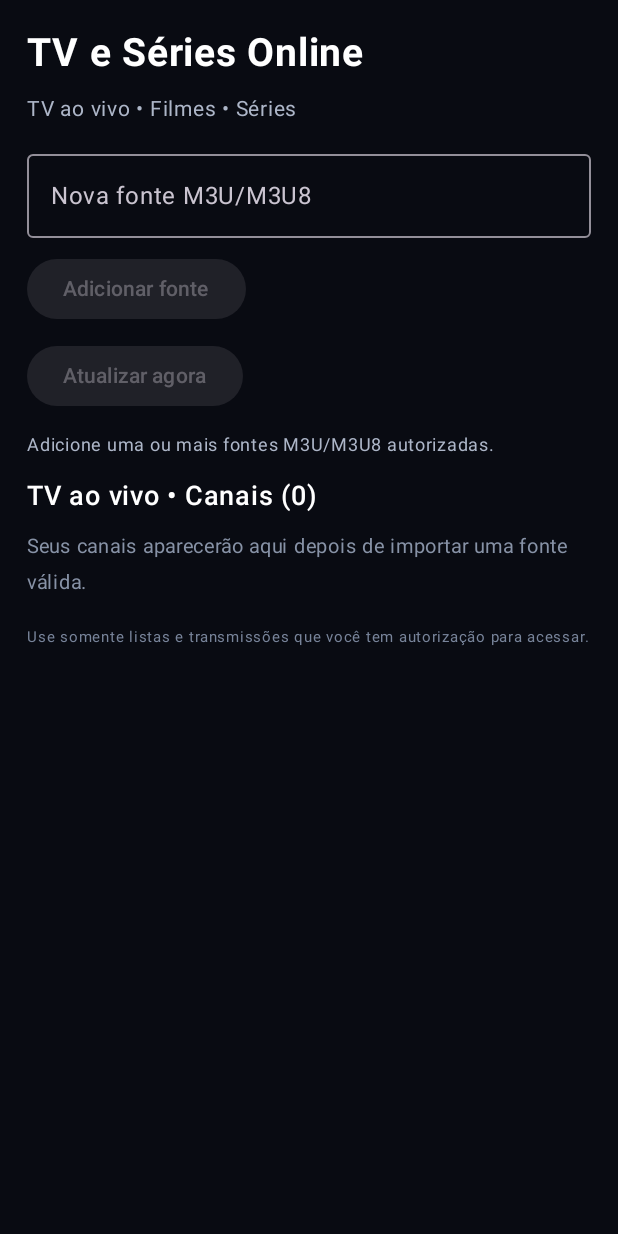
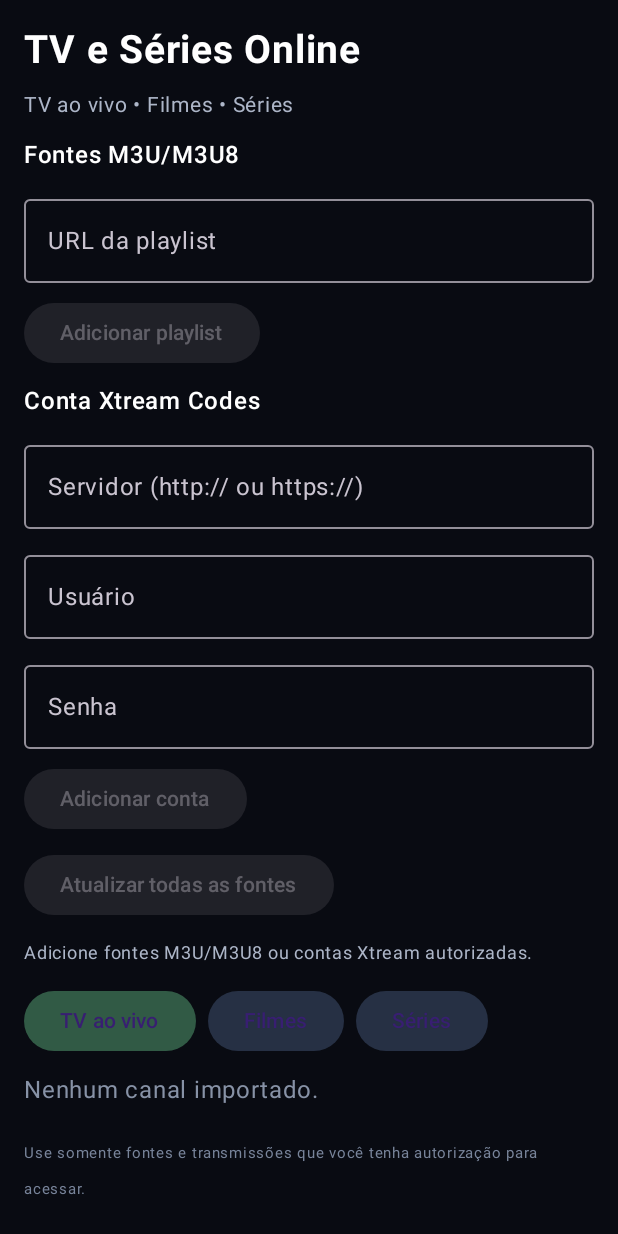
Before and after one commit to misterafael/TV-e-Series-Online, an Android app built with Jetpack Compose: the screen it shows after launch (MainActivity), on a phone screen of 412 x 824 dp. Run offline under Robolectric (Android 15) with nearby library versions, the phone set to English and light mode, and no system bars; 1 statement that could not run was skipped.

Commit message:
Build full live TV, movies and series catalog screens

```diff
--- a/app/src/main/java/br/com/tveseriesonline/MainActivity.kt
+++ b/app/src/main/java/br/com/tveseriesonline/MainActivity.kt
@@ -47,24 +47,46 @@ class MainActivity : ComponentActivity() {
         RefreshScheduler.scheduleAutomatic(applicationContext)
         setContent {
             MaterialTheme(colorScheme = darkColorScheme(
-                background = Color(0xFF090B12),
-                surface = Color(0xFF171B27),
+                background = Color(0xFF090B12), surface = Color(0xFF171B27),
                 primary = Color(0xFF5B8CFF)
             )) { HomeScreen() }
         }
     }
 }
 
+private enum class CatalogTab { LIVE, MOVIES, SERIES }
+
 @Composable
 private fun HomeScreen() {
     val context = LocalContext.current.applicationContext
     val scope = rememberCoroutineScope()
     var sourceUrl by rememberSaveable { mutableStateOf("") }
+    var server by rememberSaveable { mutableStateOf("") }
+    var username by rememberSaveable { mutableStateOf("") }
+    var password by rememberSaveable { mutableStateOf("") }
     var sources by remember { mutableStateOf(emptyList<String>()) }
+    var accounts by remember { mutableStateOf(emptyList<XtreamAccount>()) }
     var channels by remember { mutableStateOf(emptyList<Channel>()) }
-    var selectedChannel by remember { mutableStateOf<Channel?>(null) }
-    var status by remember { mutableStateOf("Adicione uma ou mais fontes M3U/M3U8 autorizadas.") }
+    var movies by remember { mutableStateOf(emptyList<VodMovie>()) }
+    var series by remember { mutableStateOf(emptyList<VodSeries>()) }
+    var episodes by remember { mutableStateOf(emptyList<VodEpisode>()) }
+    var selectedSeries by remember { mutableStateOf<VodSeries?>(null) }
+    var selectedUrl by remember { mutableStateOf<Pair<String,String>?>(null) }
+    var tab by rememberSaveable { mutableStateOf(CatalogTab.LIVE.name) }
+    var status by remember { mutableStateOf("Adicione fontes M3U/M3U8 ou contas Xtream autorizadas.") }
     var busy by remember { mutableStateOf(false) }
+
+    fun reloadCatalog() {
+        scope.launch {
+            withContext(Dispatchers.IO) {
+                sources = MultiSourceRepository.getSources(context)
+                accounts = VodRepository.accounts(context)
+                channels = PlaylistRepository.loadChannels(context) + VodRepository.liveChannels(context)
+                movies = VodRepository.movies(context)
+                series = VodRepository.series(context)
+            }
+        }
+    }
 
     LaunchedEffect(Unit) {
         withContext(Dispatchers.IO) {
@@ -72,165 +94,192 @@ private fun HomeScreen() {
             if (MultiSourceRepository.getSources(context).isEmpty() && oldSource.isNotBlank()) {
                 MultiSourceRepository.addSource(context, oldSource)
             }
-            sources = MultiSourceRepository.getSources(context)
-            channels = PlaylistRepository.loadChannels(context)
         }
+        reloadCatalog()
     }
 
-    fun reloadCatalog() {
+    fun refresh() {
         scope.launch {
-            channels = withContext(Dispatchers.IO) { PlaylistRepository.loadChannels(context) }
-            sources = withContext(Dispatchers.IO) { MultiSourceRepository.getSources(context) }
-            selectedChannel = selectedChannel?.let { selected ->
-                channels.firstOrNull { it.streamUrl == selected.streamUrl }
-            }
+            busy = true
+            status = "Atualizando fontes M3U/M3U8 e Xtream..."
+            val result = runCatching { withContext(Dispatchers.IO) { ContentRefreshRepository.refreshAll(context) } }
+            result.onSuccess { summary ->
+                reloadCatalog()
+                status = "Atualização concluída: ${summary.m3uChannels + summary.xtreamChannels} canais, ${summary.vodMovies} filmes e ${summary.vodSeries} séries."
+                if (summary.errors.isNotEmpty()) status += " Fontes com erro foram excluídas desta atualização."
+            }.onFailure { status = it.message ?: "Falha na atualização. O catálogo anterior foi preservado quando nenhuma fonte respondeu." }
+            busy = false
         }
     }
 
     Surface(modifier = Modifier.fillMaxSize(), color = MaterialTheme.colorScheme.background) {
         LazyColumn(
-            modifier = Modifier.fillMaxSize().padding(horizontal = 18.dp, vertical = 20.dp),
+            modifier = Modifier.fillMaxSize().padding(horizontal = 16.dp, vertical = 18.dp),
             verticalArrangement = Arrangement.spacedBy(10.dp)
         ) {
             item {
-                Column(verticalArrangement = Arrangement.spacedBy(10.dp)) {
+                Column(verticalArrangement = Arrangement.spacedBy(9.dp)) {
                     Text("TV e Séries Online", color = Color.White, fontSize = 26.sp, fontWeight = FontWeight.Bold)
                     Text("TV ao vivo • Filmes • Séries", color = Color(0xFFADB6C8), fontSize = 14.sp)
-                    OutlinedTextField(
-                        value = sourceUrl,
-                        onValueChange = { sourceUrl = it },
-                        modifier = Modifier.fillMaxWidth(),
-                        label = { Text("Nova fonte M3U/M3U8") },
-                        placeholder = { Text("https://servidor autorizado/lista.m3u") },
-                        singleLine = true
-                    )
-                    Button(
-                        enabled = sourceUrl.isNotBlank(),
-                        onClick = {
-                            runCatching { MultiSourceRepository.addSource(context, sourceUrl) }
-                                .onSuccess {
-                                    sourceUrl = ""
-                                    reloadCatalog()
-                                    status = "Fonte adicionada. Atualize para importar o conteúdo."
-                                }
-                                .onFailure { status = it.message ?: "Não foi possível adicionar a fonte." }
-                        },
-                        colors = ButtonDefaults.buttonColors(containerColor = Color(0xFF263B68))
-                    ) { Text("Adicionar fonte") }
 
-                    if (sources.isNotEmpty()) {
-                        Text("Fontes cadastradas (${sources.size})", color = Color.White, fontWeight = FontWeight.SemiBold)
-                        sources.forEachIndexed { index, source ->
+                    Text("Fontes M3U/M3U8", color = Color.White, fontWeight = FontWeight.SemiBold)
+                    OutlinedTextField(value = sourceUrl, onValueChange = { sourceUrl = it },
+                        modifier = Modifier.fillMaxWidth(), label = { Text("URL da playlist") },
+                        placeholder = { Text("https://servidor/autorizado/lista.m3u") }, singleLine = true)
+                    Button(enabled = sourceUrl.isNotBlank(), onClick = {
+                        runCatching { MultiSourceRepository.addSource(context, sourceUrl) }
+                            .onSuccess { sourceUrl = ""; reloadCatalog(); status = "Playlist cadastrada. Toque em Atualizar agora." }
+                            .onFailure { status = it.message ?: "Não foi possível cadastrar a playlist." }
+                    }) { Text("Adicionar playlist") }
+
+                    Text("Conta Xtream Codes", color = Color.White, fontWeight = FontWeight.SemiBold)
+                    OutlinedTextField(value = server, onValueChange = { server = it }, modifier = Modifier.fillMaxWidth(),
+                        label = { Text("Servidor (http:// ou https://)") }, singleLine = true)
+                    OutlinedTextField(value = username, onValueChange = { username = it }, modifier = Modifier.fillMaxWidth(),
+                        label = { Text("Usuário") }, singleLine = true)
+                    OutlinedTextField(value = password, onValueChange = { password = it }, modifier = Modifier.fillMaxWidth(),
+                        label = { Text("Senha") }, singleLine = true)
+                    Button(enabled = server.isNotBlank() && username.isNotBlank() && password.isNotBlank(), onClick = {
+                        runCatching { VodRepository.addAccount(context,server,username,password) }
+                            .onSuccess { server=""; username=""; password=""; reloadCatalog(); status="Conta Xtream cadastrada." }
+                            .onFailure { status=it.message ?: "Não foi possível cadastrar a conta." }
+                    }) { Text("Adicionar conta") }
+
+                    if (sources.isNotEmpty() || accounts.isNotEmpty()) {
+                        Text("Fontes configuradas: ${sources.size} playlists • ${accounts.size} contas", color = Color(0xFFADB6C8), fontSize = 12.sp)
+                        sources.forEach { source ->
                             Row(verticalAlignment = Alignment.CenterVertically) {
-                                Text(
-                                    "${index + 1}. $source",
-                                    color = Color(0xFFADB6C8),
-                                    fontSize = 11.sp,
-                                    modifier = Modifier.weight(1f)
-                                )
-                                Text(
-                                    "Remover",
-                                    color = Color(0xFFFF8A80),
-                                    modifier = Modifier.clickable {
-                                        MultiSourceRepository.removeSource(context, source)
-                                        reloadCatalog()
-                                    }.padding(8.dp),
-                                    fontSize = 12.sp
-                                )
+                                Text(source, color = Color(0xFFADB6C8), fontSize = 10.sp, modifier = Modifier.weight(1f))
+                                Text("Remover", color = Color(0xFFFF8A80), modifier = Modifier.clickable {
+                                    MultiSourceRepository.removeSource(context,source); reloadCatalog()
+                                }.padding(8.dp))
+                            }
+                        }
+                        accounts.forEach { account ->
+                            Row(verticalAlignment = Alignment.CenterVertically) {
+                                Text("${account.server} • ${account.username}", color = Color(0xFFADB6C8),
+                                    fontSize = 10.sp, modifier = Modifier.weight(1f))
+                                Text("Remover", color = Color(0xFFFF8A80), modifier = Modifier.clickable {
+                                    VodRepository.removeAccount(context,account); reloadCatalog()
+                                }.padding(8.dp))
                             }
                         }
                     }
+                    Button(enabled = !busy && (sources.isNotEmpty() || accounts.isNotEmpty()), onClick = { refresh() },
+                        colors = ButtonDefaults.buttonColors(containerColor = Color(0xFF315A45))) {
+                        Text(if (busy) "Atualizando..." else "Atualizar todas as fontes")
+                    }
+                    Text(status, color = Color(0xFFADB6C8), fontSize = 12.sp)
 
-                    Button(
-                        enabled = !busy && sources.isNotEmpty(),
-                        onClick = {
-                            scope.launch {
-                                busy = true
-                                status = "Atualizando todas as fontes e preservando os últimos dados válidos..."
-                                val result = runCatching {
-                                    withContext(Dispatchers.IO) {
-                                        MultiSourceRepository.refreshAll(context)
-                                    }
-                                }
-                                result.onSuccess { summary ->
-                                    reloadCatalog()
-                                    status = "${summary.channelCount} canais reunidos; ${summary.updatedSources}/${summary.totalSources} fontes atualizadas." +
-                                        if (summary.errors.isNotEmpty()) " Algumas fontes falharam; seus últimos dados válidos foram mantidos." else ""
-                                }.onFailure {
-                                    status = it.message ?: "Falha na atualização. O catálogo anterior foi mantido."
-                                }
-                                busy = false
+                    Row(horizontalArrangement = Arrangement.spacedBy(8.dp)) {
+                        CatalogTab.values().forEach { item ->
+                            Button(onClick = { tab = item.name; selectedSeries = null; episodes = emptyList() },
+                                colors = ButtonDefaults.buttonColors(
+                                    containerColor = if (tab == item.name) Color(0xFF315A45) else Color(0xFF263044)
+                                )) {
+                                Text(when(item) { CatalogTab.LIVE -> "TV ao vivo"; CatalogTab.MOVIES -> "Filmes"; CatalogTab.SERIES -> "Séries" })
                             }
-                        },
-                        colors = ButtonDefaults.buttonColors(containerColor = Color(0xFF315A45))
-                    ) { Text(if (busy) "Atualizando..." else "Atualizar agora") }
-
-                    Text(status, color = Color(0xFFADB6C8), fontSize = 12.sp)
-                    Text("TV ao vivo • Canais (${channels.size})", color = Color.White, fontWeight = FontWeight.SemiBold, fontSize = 18.sp)
-                    selectedChannel?.let { channel ->
-                        Text("Assistindo: ${channel.name}", color = Color.White, fontWeight = FontWeight.Medium)
-                        ChannelPlayer(channel)
-                        Button(onClick = { selectedChannel = null }) { Text("Fechar player") }
+                        }
+                    }
+                    selectedUrl?.let { selected ->
+                        VodPlayer(selected.first,selected.second)
+                        Button(onClick = { selectedUrl = null }) { Text("Fechar reprodução") }
                     }
                 }
             }
 
-            if (channels.isEmpty()) {
-                item {
-                    Text(
-                        "Seus canais aparecerão aqui depois de importar uma fonte válida.",
-                        color = Color(0xFF8792A6), fontSize = 13.sp
-                    )
-                }
-            } else {
-                items(channels, key = { it.streamUrl }) { channel ->
-                    ChannelRow(
-                        channel = channel,
-                        onPlay = { selectedChannel = channel },
-                        onFavorite = {
+            when (CatalogTab.valueOf(tab)) {
+                CatalogTab.LIVE -> {
+                    if (channels.isEmpty()) item { Text("Nenhum canal importado.", color = Color(0xFF8792A6)) }
+                    items(channels.distinctBy { it.streamUrl }, key = { it.streamUrl }) { channel ->
+                        ChannelRow(channel, onPlay = { selectedUrl = channel.name to channel.streamUrl }, onFavorite = {
                             scope.launch {
-                                withContext(Dispatchers.IO) {
-                                    PlaylistRepository.setFavorite(context, channel.streamUrl, !channel.isFavorite)
-                                }
+                                withContext(Dispatchers.IO) { PlaylistRepository.setFavorite(context,channel.streamUrl,!channel.isFavorite) }
                                 reloadCatalog()
                             }
+                        })
+                    }
+                }
+                CatalogTab.MOVIES -> {
+                    if (movies.isEmpty()) item { Text("Nenhum filme encontrado. Cadastre uma fonte Xtream e atualize.", color = Color(0xFF8792A6)) }
+                    items(movies, key = { it.id }) { movie ->
+                        CatalogRow(movie.name,movie.category,movie.plot) {
+                            selectedUrl = movie.name to movie.streamUrl
                         }
-                    )
+                    }
+                }
+                CatalogTab.SERIES -> {
+                    if (selectedSeries == null) {
+                        if (series.isEmpty()) item { Text("Nenhuma série encontrada. Cadastre uma fonte Xtream e atualize.", color = Color(0xFF8792A6)) }
+                        items(series, key = { it.id }) { item ->
+                            CatalogRow(item.name,item.category,item.plot) {
+                                selectedSeries = item
+                                episodes = emptyList()
+                                scope.launch {
+                                    val account = withContext(Dispatchers.IO) {
+                                        VodRepository.accounts(context).firstOrNull { item.id.startsWith(it.id + "|series|") }
+                                    }
+                                    if (account == null) status = "Não foi possível localizar a conta desta série."
+                                    else {
+                                        status = "Carregando temporadas e episódios..."
+                                        val loaded = runCatching { withContext(Dispatchers.IO) { VodRepository.episodes(context,account,item.id) } }
+                                        loaded.onSuccess { episodes = it; status = "Temporadas e episódios carregados." }
+                                            .onFailure { status = it.message ?: "Falha ao carregar episódios." }
+                                    }
+                                }
+                            }
+                        }
+                    } else {
+                        item {
+                            Row(verticalAlignment = Alignment.CenterVertically) {
+                                Text(selectedSeries!!.name,color=Color.White,fontWeight=FontWeight.Bold,modifier=Modifier.weight(1f))
+                                Text("Voltar",color=Color(0xFF8DB0FF),modifier=Modifier.clickable {
+                                    selectedSeries=null; episodes=emptyList()
+                                }.padding(8.dp))
+                            }
+                            Text("Temporadas e episódios",color=Color(0xFFADB6C8))
+                        }
+                        if (episodes.isEmpty()) item { Text("Carregando episódios ou nenhum episódio disponível.",color=Color(0xFF8792A6)) }
+                        items(episodes,key={it.id}) { episode ->
+                            CatalogRow("T${episode.season} • E${episode.episode} — ${episode.title}","Temporada ${episode.season}",null) {
+                                selectedUrl = episode.title to episode.streamUrl
+                            }
+                        }
+                    }
                 }
             }
 
             item {
-                Spacer(modifier = Modifier.height(2.dp))
-                Text(
-                    "Use somente listas e transmissões que você tem autorização para acessar.",
-                    color = Color(0xFF78849A), fontSize = 10.sp
-                )
+                Spacer(Modifier.height(8.dp))
+                Text("Use somente fontes e transmissões que você tenha autorização para acessar.",color=Color(0xFF78849A),fontSize=10.sp)
             }
         }
     }
 }
 
 @Composable
-private fun ChannelRow(channel: Channel, onPlay: () -> Unit, onFavorite: () -> Unit) {
-    Surface(
-        modifier = Modifier.fillMaxWidth().clickable(onClick = onPlay),
-        color = Color(0xFF171B27),
-        shape = RoundedCornerShape(12.dp)
-    ) {
-        Row(
-            modifier = Modifier.padding(horizontal = 12.dp, vertical = 10.dp),
-            verticalAlignment = Alignment.CenterVertically
-        ) {
-            Column(modifier = Modifier.weight(1f)) {
-                Text(channel.name, color = Color.White, fontWeight = FontWeight.Medium)
-                Text(channel.groupName, color = Color(0xFF98A4B8), fontSize = 11.sp)
-                Text("Toque para assistir", color = Color(0xFF6E9BFF), fontSize = 10.sp)
-            }
-            Text(
-                if (channel.isFavorite) "★" else "☆",
-                modifier = Modifier.clickable(onClick = onFavorite).padding(8.dp),
-                color = Color(0xFFFFD166), fontSize = 22.sp
-            )
+private fun CatalogRow(title:String,category:String,description:String?,onClick:()->Unit) {
+    Surface(modifier=Modifier.fillMaxWidth().clickable(onClick=onClick),color=Color(0xFF171B27),shape=RoundedCornerShape(12.dp)) {
+        Column(Modifier.padding(12.dp),verticalArrangement=Arrangement.spacedBy(4.dp)) {
+            Text(title,color=Color.White,fontWeight=FontWeight.Medium)
+            Text(category,color=Color(0xFF8DB0FF),fontSize=11.sp)
+            if(!description.isNullOrBlank()) Text(description,color=Color(0xFFADB6C8),fontSize=11.sp,maxLines=3)
+            Text("Abrir",color=Color(0xFF6E9BFF),fontSize=10.sp)
         }
     }
 }
+
+@Composable
+private fun ChannelRow(channel: Channel,onPlay:()->Unit,onFavorite:()->Unit) {
+    Surface(modifier=Modifier.fillMaxWidth().clickable(onClick=onPlay),color=Color(0xFF171B27),shape=RoundedCornerShape(12.dp)) {
+        Row(Modifier.padding(horizontal=12.dp,vertical=10.dp),verticalAlignment=Alignment.CenterVertically) {
+            Column(Modifier.weight(1f)) {
+                Text(channel.name,color=Color.White,fontWeight=FontWeight.Medium)
+                Text(channel.groupName,color=Color(0xFF98A4B8),fontSize=11.sp)
+                Text("Toque para assistir",color=Color(0xFF6E9BFF),fontSize=10.sp)
+            }
+            Text(if(channel.isFavorite) "★" else "☆",modifier=Modifier.clickable(onClick=onFavorite).padding(8.dp),
+                color=Color(0xFFFFD166),fontSize=22.sp)
+        }
+    }
+}
```
